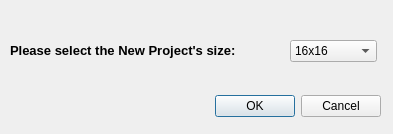
nphelpsiv/SpriteEditor, file newproject.ui: the form before one commit.
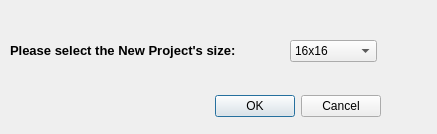
The form after the commit. Icons and pictures are not drawn.

Commit message: Changed textbox size in dialog

Patch:
```diff
--- a/newproject.ui
+++ b/newproject.ui
@@ -6,7 +6,7 @@
    <rect>
     <x>0</x>
     <y>0</y>
-    <width>393</width>
+    <width>437</width>
     <height>134</height>
    </rect>
   </property>
@@ -1280,7 +1280,7 @@
     <rect>
      <x>10</x>
      <y>40</y>
-     <width>241</width>
+     <width>271</width>
      <height>21</height>
     </rect>
    </property>
```
